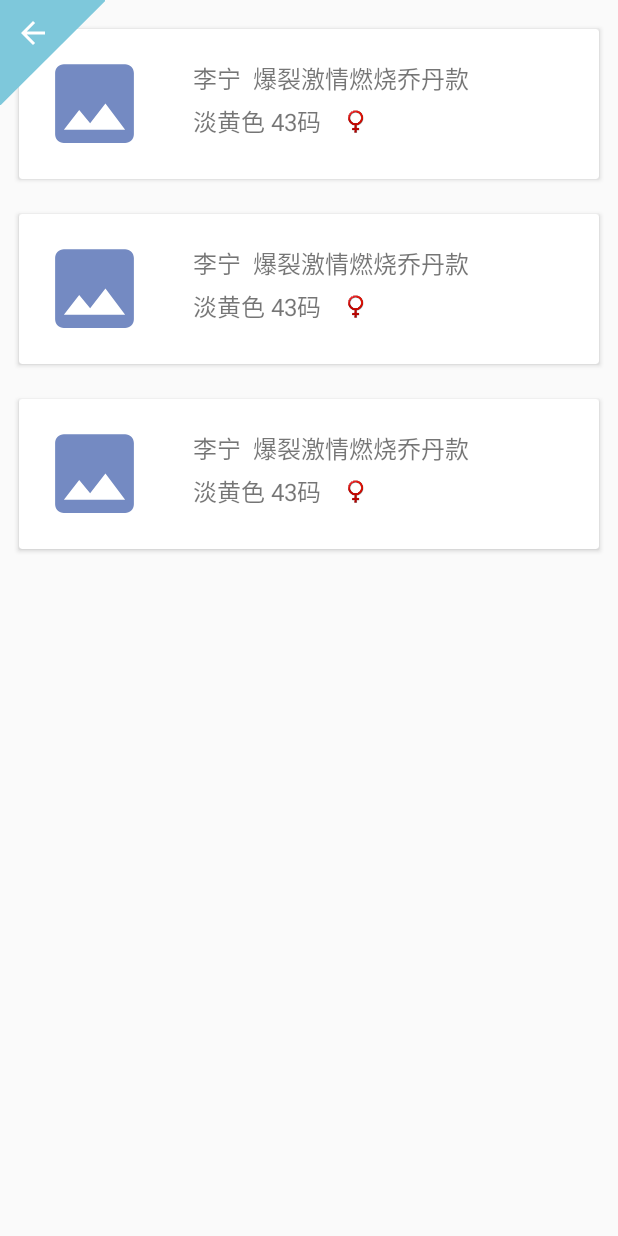
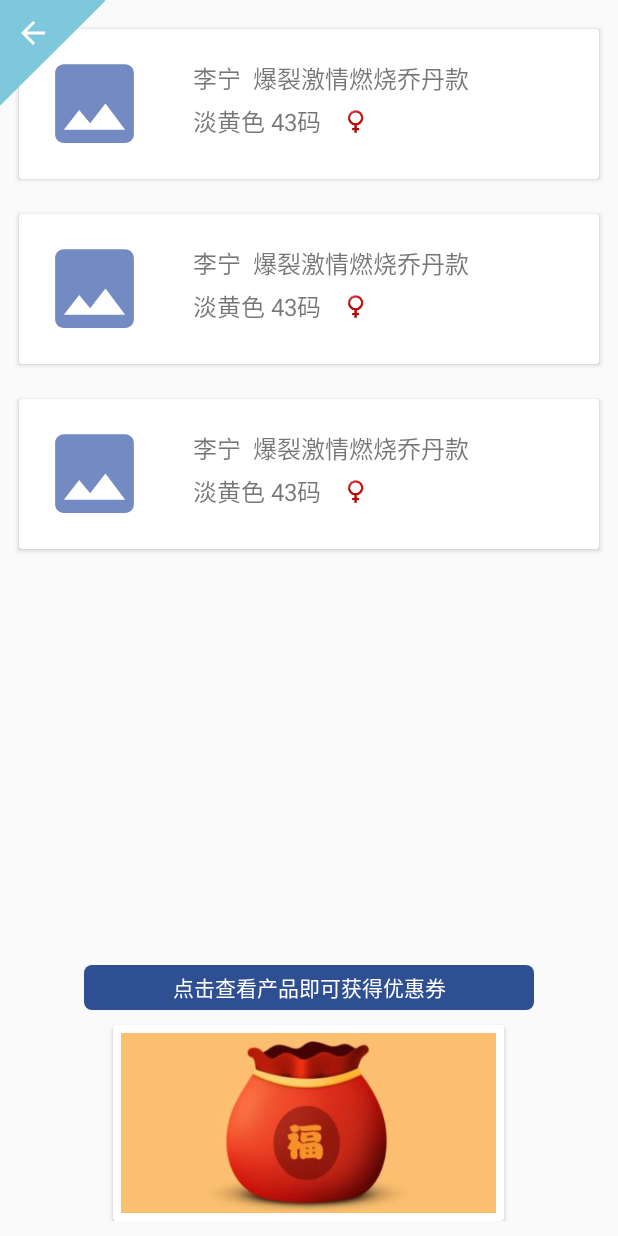
Before and after one commit to CHwithKeY/TryOn, an Android app: the layout activity_trigger_list_layout.xml on its own in the app's theme, with its tools: preview values and no code run, on a phone screen of 412 x 824 dp. Run offline under Robolectric (Android 15) with nearby library versions, the light colour scheme and no system bars.

Commit message:
Delete some unsed branches and make all changes in this branch.     -1. Add a progressbar to the TriggerAct.java UI to make the refreshing more clearly.     -2. Fix the bug when the TriggerAct.java refresh the UI, the TriggerService.java still send the refresh request.     -3. Add an entrance in SettingAct.java to show the net.     -4. Add an entrance in SettingAct.java to set the refresh time and show the refresh time.

```diff
--- a/app/src/main/java/wale_tech/tryon/trigger/TriggerAction.java
+++ b/app/src/main/java/wale_tech/tryon/trigger/TriggerAction.java
@@ -64,6 +64,8 @@
         checkRequest(request);
 
         if (sharedAction.getUsername().isEmpty()) {
+            Intent login_int = new Intent(context, Login_Act.class);
+            context.startActivity(login_int);
             return ACTION_LACK;
         }
 
--- a/app/src/main/java/wale_tech/tryon/trigger/TriggerService.java
+++ b/app/src/main/java/wale_tech/tryon/trigger/TriggerService.java
@@ -158,7 +158,7 @@
 
             triggerAction.getList(BaseAction.REQUEST_REFRESH,
                     bundle.getString(BundleSet.KEY_TRIGGER_RESULT), bundle.getString(BundleSet.KEY_TRIGGER_PATH),
-                    bundle.getString(BundleSet.KEY_TRIGGER_WORK_SPACE), false);
+                    bundle.getString(BundleSet.KEY_TRIGGER_WORK_SPACE), false, false);
         }
     }
 
--- a/app/src/main/res/layout/activity_trigger_list_layout.xml
+++ b/app/src/main/res/layout/activity_trigger_list_layout.xml
@@ -1,16 +1,62 @@
 <?xml version="1.0" encoding="utf-8"?>
 <RelativeLayout xmlns:android="http://schemas.android.com/apk/res/android"
+    xmlns:app="http://schemas.android.com/apk/res-auto"
     xmlns:tools="http://schemas.android.com/tools"
     android:id="@+id/activity_trigger_list_layout"
     android:layout_width="match_parent"
     android:layout_height="match_parent"
     tools:context="wale_tech.tryon.trigger.TriggerList_Act">
 
-    <wale_tech.tryon.publicView.EmptyRecyclerView
+    <LinearLayout
+        android:id="@+id/trigger_coupon_ll"
+        android:layout_width="wrap_content"
+        android:layout_height="wrap_content"
+        android:layout_alignParentBottom="true"
+        android:layout_centerHorizontal="true"
+        android:layout_marginBottom="@dimen/item_divider"
+        android:gravity="center"
+        android:orientation="vertical">
+
+        <TextView
+            android:layout_width="300dp"
+            android:layout_height="30dp"
+            android:layout_marginBottom="@dimen/item_divider"
+            android:background="@drawable/dw_color_assist_square_btn"
+            android:gravity="center"
+            android:text="点击查看产品即可获得优惠券"
+            android:textColor="@android:color/white" />
+
+        <android.support.v7.widget.CardView
+            android:layout_width="wrap_content"
+            android:layout_height="wrap_content"
+            app:contentPadding="@dimen/item_half_divider">
+
+            <ImageView
+                android:layout_width="250dp"
+                android:layout_height="120dp"
+                android:background="@drawable/image_coupon_enable"
+                android:scaleType="centerCrop" />
+
+        </android.support.v7.widget.CardView>
+
+    </LinearLayout>
+
+    <android.support.v7.widget.RecyclerView
         android:id="@+id/trigger_rv"
         android:layout_width="match_parent"
-        android:layout_height="wrap_content"
+        android:layout_height="match_parent"
+        android:layout_above="@id/trigger_coupon_ll"
         tools:listitem="@layout/recycler_shoe_general_item" />
+
+    <ProgressBar
+        android:id="@+id/trigger_pb"
+        android:layout_width="30dp"
+        android:layout_height="30dp"
+        android:layout_alignParentEnd="true"
+        android:layout_alignParentRight="true"
+        android:layout_alignParentTop="true"
+        android:layout_margin="@dimen/item_divider"
+        android:visibility="gone" />
 
     <include layout="@layout/public_back_item" />
 
```
Also changed, not shown: app/build.gradle (+6 -6 lines), app/src/main/java/wale_tech/tryon/MainActivity.java (+4 -4 lines), app/src/main/java/wale_tech/tryon/trigger/TriggerList_Act.java (+4 -14 lines), 1 other file.
